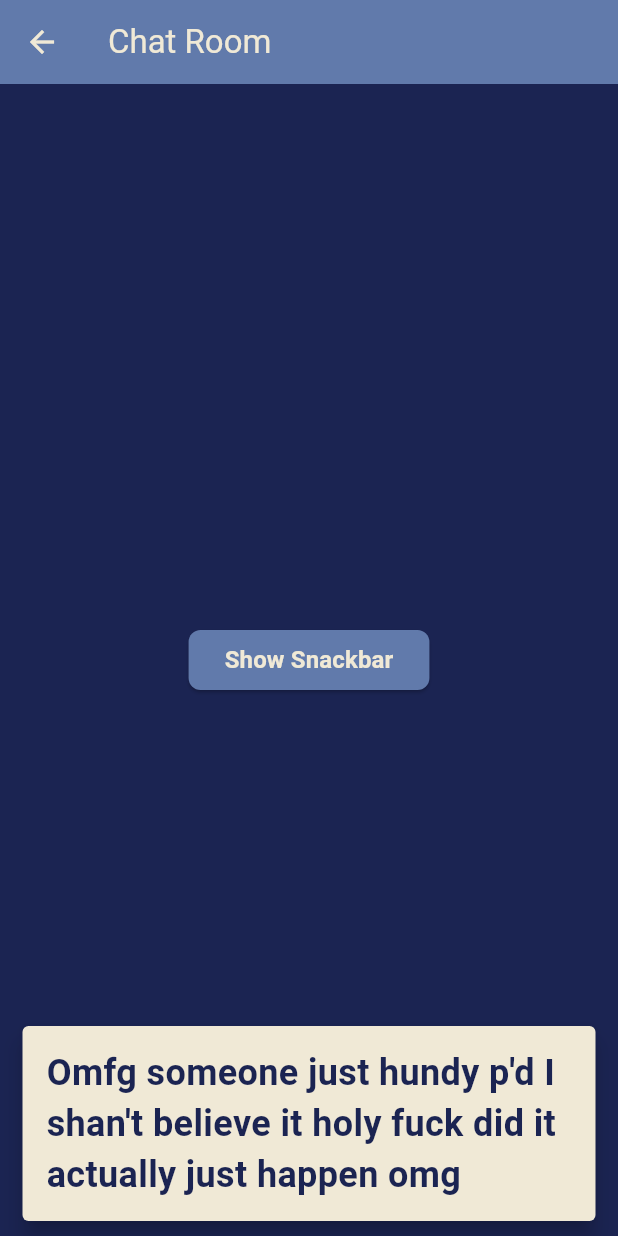
After one commit to calebjderosier/hundyp-mobile, a Flutter app: the ChatRoomPage screen opened directly, after a tap on "Show Snackbar", on a phone screen of 412 x 824 dp. The commit adds this screen. Run offline on Flutter 3.47's test engine with Material 3 defaults, Android fonts, the phone set to English and light mode, and no system bars; our stand-ins replace cloud_firestore, cloud_functions, firebase_auth, firebase_core, firebase_messaging, flutter_dotenv and 1 more; accounts and stored records are empty.

Commit message:
add default duration and chat room page

```diff
--- a/lib/main.dart
+++ b/lib/main.dart
@@ -3,6 +3,7 @@ import 'package:flutter/material.dart';
 import 'package:flutter_dotenv/flutter_dotenv.dart';
 import 'package:hundy_p/authenticate.dart';
 import 'package:hundy_p/screens/authenticated_home.dart';
+import 'package:hundy_p/screens/chat_room.dart';
 import 'package:hundy_p/state_handlers/auth_handler.dart';
 import 'package:hundy_p/state_handlers/snackbar_handler.dart';
 
@@ -84,7 +85,7 @@ class HundyPApp extends StatelessWidget {
         ),
         useMaterial3: true,
       ),
-      themeMode: ThemeMode.system,
+      themeMode: ThemeMode.dark,
       // Automatically switch based on system preference
       home: const AuthHandler(),
       builder: (context, child) {
@@ -109,9 +110,7 @@ class _HundyPMainState extends State<HundyPMain> {
 
   final List _navPages = const [
     HomePage(title: "Hundy P"),
-    Center(
-      child: Text("TODO: Chat Room"),
-    ),
+    ChatRoomPage(),
     Center(
       child: Text("TODO: Ledger"),
     ),
--- /dev/null
+++ b/lib/screens/chat_room.dart
@@ -0,0 +1,46 @@
+import 'package:flutter/material.dart';
+
+import '../state_handlers/snackbar_handler.dart';
+
+class ChatRoomPage extends StatelessWidget {
+  const ChatRoomPage({super.key});
+
+  @override
+  Widget build(BuildContext context) {
+    return Scaffold(
+      appBar: AppBar(
+        title: Text(
+          'Chat Room',
+          style: TextStyle(
+            color: Theme.of(context).colorScheme.onPrimary,
+          ),
+        ),
+        backgroundColor: Theme.of(context).colorScheme.primary,
+      ),
+      body: Center(
+        child: ElevatedButton(
+          onPressed: () {
+            SnackBarHandler().showSnackBar(
+              message: 'Omfg someone just hundy p\'d I shan\'t believe it holy fuck did it actually just happen omg',
+              duration: const Duration(seconds: 4),
+            );
+          },
+          style: ElevatedButton.styleFrom(
+            backgroundColor: Theme.of(context).colorScheme.primary,
+            shape: RoundedRectangleBorder(
+              borderRadius: BorderRadius.circular(8.0),
+            ),
+          ),
+          child: Text(
+            'Show Snackbar',
+            style: TextStyle(
+              color: Theme.of(context).colorScheme.onPrimary,
+              fontSize: 16,
+              fontWeight: FontWeight.bold,
+            ),
+          ),
+        ),
+      ),
+    );
+  }
+}
--- a/lib/state_handlers/snackbar_handler.dart
+++ b/lib/state_handlers/snackbar_handler.dart
@@ -19,16 +19,30 @@ class SnackBarHandler {
   // Show a SnackBar
   void showSnackBar({
     required String message,
-    Duration duration = const Duration(seconds: 6),
+    Duration? providedDuration,
   }) {
     if (_context == null) {
-      throw Exception('SnackBarHandler context is not set. Call setContext() first.');
+      throw Exception(
+          'SnackBarHandler context is not set. Call setContext() first.');
     }
+
+    // Rule of thumb for showing a snackbar is 1 second for every
+    // ~5-6 characters, with a minimum of 2 seconds and a maximum of 15 seconds.
+    final defaultDuration = providedDuration ??
+        Duration(
+          seconds: (message.length / 5).ceil().clamp(2, 15),
+        );
 
     ScaffoldMessenger.of(_context).showSnackBar(
       SnackBar(
-        content: Text(message),
-        duration: duration,
+        content: Text(
+          message,
+          style: const TextStyle(
+            fontSize: 24, // Larger font size for the text
+            fontWeight: FontWeight.bold,
+          ),
+        ),
+        duration: defaultDuration,
         behavior: SnackBarBehavior.floating,
       ),
     );
```
